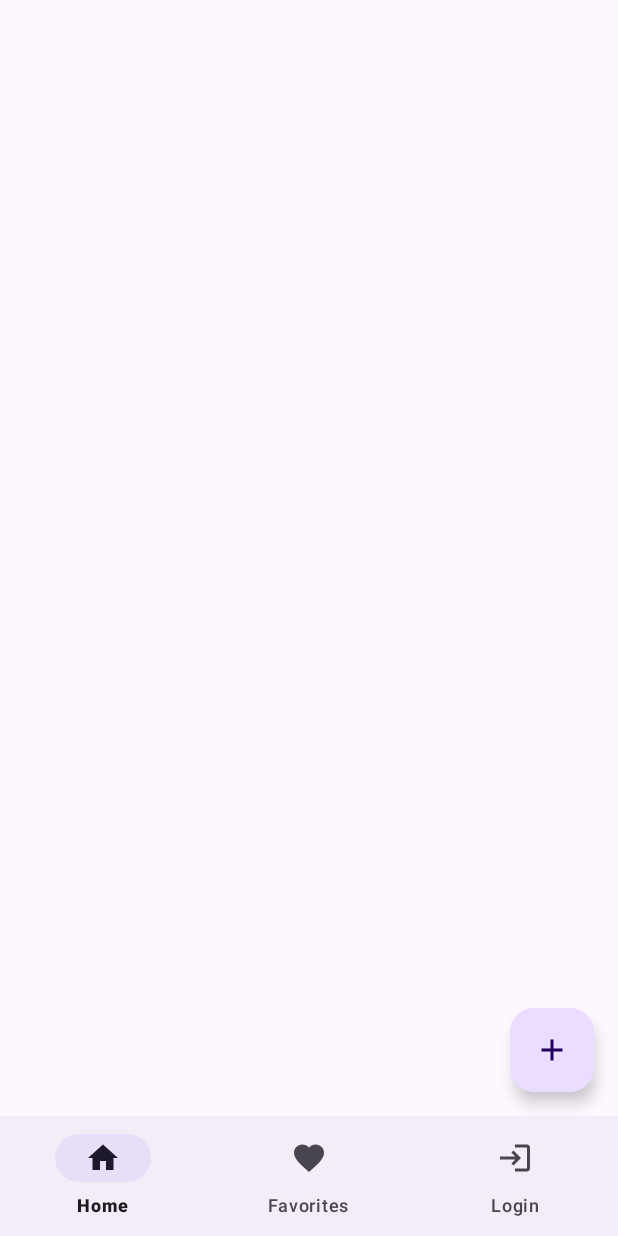
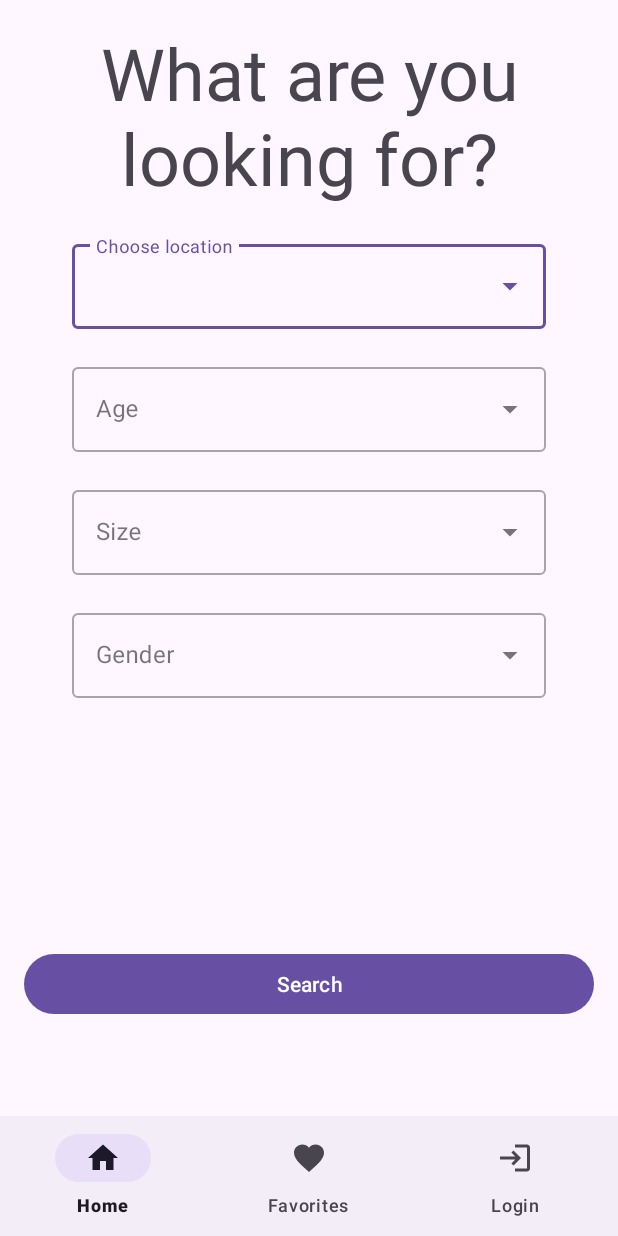
Before and after one commit to Stavzim11/HappyTails, an Android app: the screen it shows after launch (MainActivity), on a phone screen of 412 x 824 dp. Run offline under Robolectric (Android 15) with nearby library versions, the phone set to English and light mode, and no system bars; our stand-ins replace Firebase (no records; nobody signed in at launch, a user with empty details on screens opened directly), navigation-ui.

Commit message:
Fixed a few bugs, working on image permissions in add dog fragment

```diff
--- a/app/src/main/java/com/example/happytails/ui/MainActivity.kt
+++ b/app/src/main/java/com/example/happytails/ui/MainActivity.kt
@@ -26,17 +26,22 @@ class MainActivity : AppCompatActivity() {
     override fun onCreate(savedInstanceState: Bundle?) {
         super.onCreate(savedInstanceState)
         enableEdgeToEdge()
+
+       // ViewModel setup
         val userViewModel: UserViewModel by viewModels {
-            UserViewModel.AllDogViewModelFactory(UserRepositoryImpl())
+            UserViewModel.UserViewModelFactory(UserRepositoryImpl())
         }
         //userViewModel = ViewModelProvider(this)[UserViewModel::class.java]
         setContentView(R.layout.activity_main)
-        ViewCompat.setOnApplyWindowInsetsListener(findViewById(R.id.main)) { v, insets ->
+
+       // Apply window insets to handle system bars
+       ViewCompat.setOnApplyWindowInsetsListener(findViewById(R.id.main)) { v, insets ->
             val systemBars = insets.getInsets(WindowInsetsCompat.Type.systemBars())
             v.setPadding(systemBars.left, systemBars.top, systemBars.right, systemBars.bottom)
             insets
         }
 
+       // Set up navigation controller
         val navHostFragment = supportFragmentManager
             .findFragmentById(R.id.nav_host_fragment) as NavHostFragment
         val navController = navHostFragment.navController
@@ -44,7 +49,8 @@ class MainActivity : AppCompatActivity() {
         val bottomNavigationView = findViewById<BottomNavigationView>(R.id.bottom_navigation)
         NavigationUI.setupWithNavController(bottomNavigationView, navController)
 
-        bottomNavigationView.setOnNavigationItemSelectedListener { item ->
+       // Set up bottom navigation item selection listener
+       bottomNavigationView.setOnItemSelectedListener { item ->
             when (item.itemId) {
                 R.id.navigation_home -> {
                     navController.navigate(R.id.mainFragment)
@@ -66,9 +72,10 @@ class MainActivity : AppCompatActivity() {
             }
         }
 
-//        userViewModel.isConected.observe(
-//            this,
-//            Observer { updateNavigationVisibility(bottomNavigationView, it) })
+       // Observe user connection status and update navigation visibility
+        userViewModel.isConected.observe(this) {
+            updateNavigationVisibility(bottomNavigationView, it)
+        }
    }
 
 
@@ -77,6 +84,6 @@ class MainActivity : AppCompatActivity() {
         connected: Boolean?
     ) {
         val connectMenu = bottomNavigationView.menu.findItem(R.id.navigation_login)
-        connectMenu.isVisible = !((connected) == true)
+        connectMenu.isVisible = connected != true
     }
 }
--- a/app/src/main/java/com/example/happytails/ui/details/DetailsFragment.kt
+++ b/app/src/main/java/com/example/happytails/ui/details/DetailsFragment.kt
@@ -16,6 +16,7 @@ import com.example.happytails.utils.autoCleared
 class DetailsFragment : Fragment() {
     private var binding: DetailsFragmentBinding by autoCleared()
     private val viewModel: DetailsFragmentViewModel by viewModels()
+
 
     override fun onCreateView(
         inflater: LayoutInflater,
--- a/app/src/main/java/com/example/happytails/ui/filter_popup/FilterPopupFragment.kt
+++ b/app/src/main/java/com/example/happytails/ui/filter_popup/FilterPopupFragment.kt
@@ -10,13 +10,16 @@ import androidx.fragment.app.viewModels
 import androidx.navigation.fragment.findNavController
 import com.example.happytails.R
 import com.example.happytails.databinding.FilterPopupFragmentBinding
+import com.example.happytails.repository.implementations.DogsRepositoryImpl
 import com.example.happytails.utils.autoCleared
 
 class FilterPopupFragment : Fragment() {
 
     private var binding : FilterPopupFragmentBinding by autoCleared()
 
-    private val viewModel : FilterViewModel by viewModels()
+    private val viewModel: FilterViewModel by viewModels {
+        FilterViewModelFactory(DogsRepositoryImpl(requireActivity().application))
+    }
 
     override fun onCreateView(
         inflater: LayoutInflater,
--- a/app/src/main/java/com/example/happytails/ui/login/LoginFragment.kt
+++ b/app/src/main/java/com/example/happytails/ui/login/LoginFragment.kt
@@ -46,6 +46,7 @@ class LoginFragment : Fragment() {
 
     override fun onViewCreated(view: View, savedInstanceState: Bundle?) {
         super.onViewCreated(view, savedInstanceState)
+
         viewModel.userSignInStatus.observe(viewLifecycleOwner) {
 
             when(it) {
@@ -64,7 +65,7 @@ class LoginFragment : Fragment() {
                 }
             }
         }
-
+/*
         viewModel.currentUser.observe(viewLifecycleOwner) {
 
             when(it) {
@@ -81,5 +82,7 @@ class LoginFragment : Fragment() {
                 }
             }
         }
+
+ */
     }
 }
--- a/app/src/main/java/com/example/happytails/ui/main_screen/UserViewModel.kt
+++ b/app/src/main/java/com/example/happytails/ui/main_screen/UserViewModel.kt
@@ -12,11 +12,11 @@ class UserViewModel(private val userRep: UserRepositoryImpl): ViewModel() {
         isConected.value = value
     }
 
-    class AllDogViewModelFactory(
-        private val userRepo: UserRepositoryImpl,
-    ) : ViewModelProvider.AndroidViewModelFactory() {
+    class UserViewModelFactory(
+        private val userRepo: UserRepositoryImpl
+    ) : ViewModelProvider.Factory {
         override fun <T : ViewModel> create(modelClass: Class<T>): T {
-            if (modelClass.isAssignableFrom(MainFragmentViewModel::class.java)) {
+            if (modelClass.isAssignableFrom(UserViewModel::class.java)) {
                 @Suppress("UNCHECKED_CAST")
                 return UserViewModel(userRepo) as T
             }
--- a/app/src/main/res/navigation/my_nav.xml
+++ b/app/src/main/res/navigation/my_nav.xml
@@ -2,7 +2,7 @@
 <navigation xmlns:android="http://schemas.android.com/apk/res/android"
     xmlns:app="http://schemas.android.com/apk/res-auto"
     xmlns:tools="http://schemas.android.com/tools"
-    app:startDestination="@id/mainFragment">
+    app:startDestination="@id/filterPopUpFragment">
 
     <fragment
         android:id="@+id/mainFragment"
@@ -23,7 +23,9 @@
         tools:layout="@layout/add_dog_fragment">
         <action
             android:id="@+id/action_addDogFragment_to_mainFragment"
-            app:destination="@id/mainFragment" />
+            app:destination="@id/mainFragment"
+            app:popUpTo="@id/mainFragment"
+            app:popUpToInclusive="true" />
     </fragment>
 
     <fragment
@@ -57,10 +59,14 @@
         android:label="RegisterFragment" >
         <action
             android:id="@+id/action_registerFragment_to_mainFragment"
-            app:destination="@id/mainFragment" />
+            app:destination="@id/mainFragment"
+            app:popUpTo="@id/mainFragment"
+            app:popUpToInclusive="true" />
         <action
             android:id="@+id/action_registerFragment_to_loginFragment"
-            app:destination="@id/loginFragment" />
+            app:destination="@id/loginFragment"
+            app:popUpTo="@id/loginFragment"
+            app:popUpToInclusive="true" />
     </fragment>
     <fragment
         android:id="@+id/filterPopUpFragment"
@@ -68,6 +74,8 @@
         android:label="FilterPopUpFragment">
         <action
             android:id="@+id/action_filterPopupFragment_to_mainFragment"
-            app:destination="@+id/mainFragment"/>
+            app:destination="@+id/mainFragment"
+            app:popUpTo="@id/mainFragment"
+            app:popUpToInclusive="true" />
     </fragment>
 </navigation>
```
Also changed, not shown: app/src/main/java/com/example/happytails/ui/add_dog/AddDogFragment.kt (+47 -22 lines), app/src/main/java/com/example/happytails/ui/filter_popup/FilterViewModel.kt (+11 -0 lines), app/src/main/java/com/example/happytails/ui/login/LoginViewModel.kt (+6 -2 lines), app/src/main/res/layout/dropdown_item.xml (+1 -8 lines).
